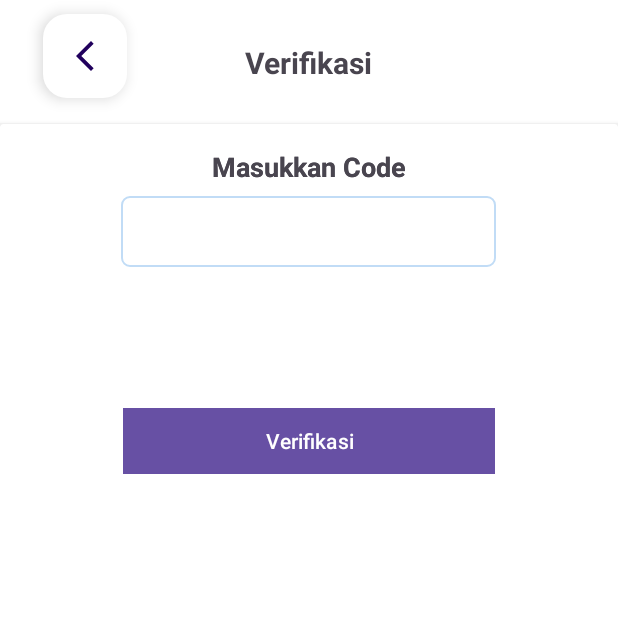
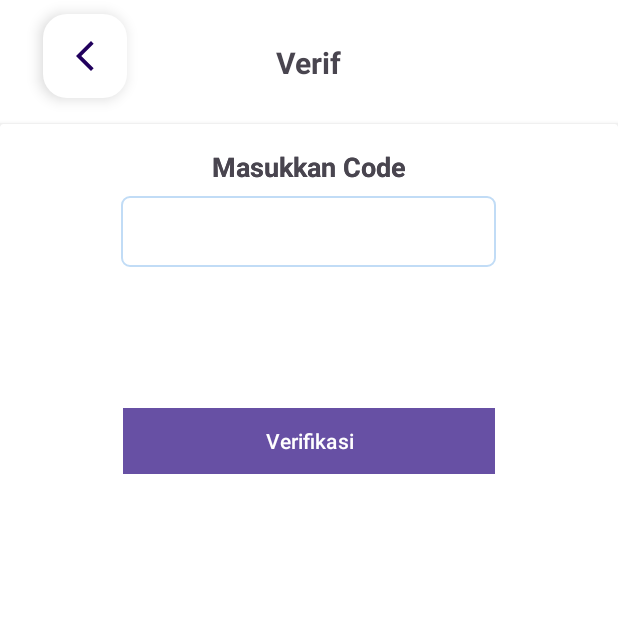
Before and after one commit to Akhdiiyat/Roufish, an Android app: the lupapwd_code screen opened directly, with no data from a screen before it, on a phone screen of 412 x 824 dp, the top half of it. Run offline under Robolectric (Android 15) with nearby library versions, the phone set to English and light mode, and no system bars.

```diff
--- a/app/src/main/res/layout/activity_lupapwd_code.xml
+++ b/app/src/main/res/layout/activity_lupapwd_code.xml
@@ -12,7 +12,7 @@
         android:id="@+id/text_verifikasi"
         android:layout_width="wrap_content"
         android:layout_height="wrap_content"
-        android:text="Verifikasi"
+        android:text="Verif"
         android:textSize="20dp"
         android:textStyle="bold"
         app:layout_constraintBottom_toTopOf="@+id/guideline4"
```
